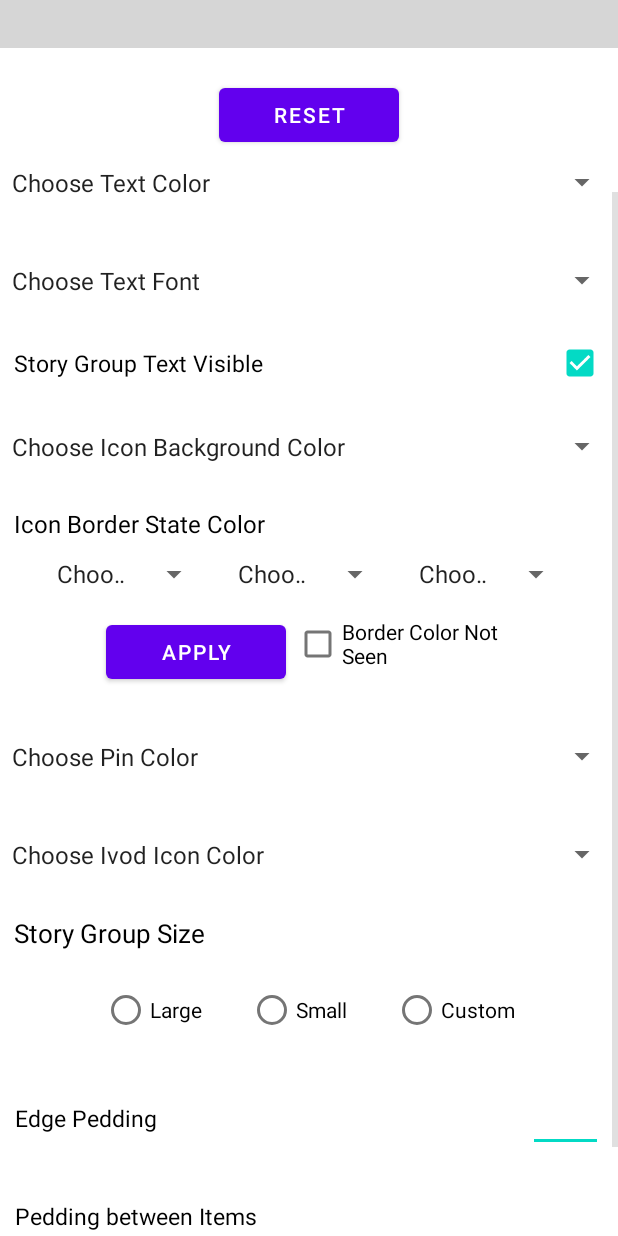
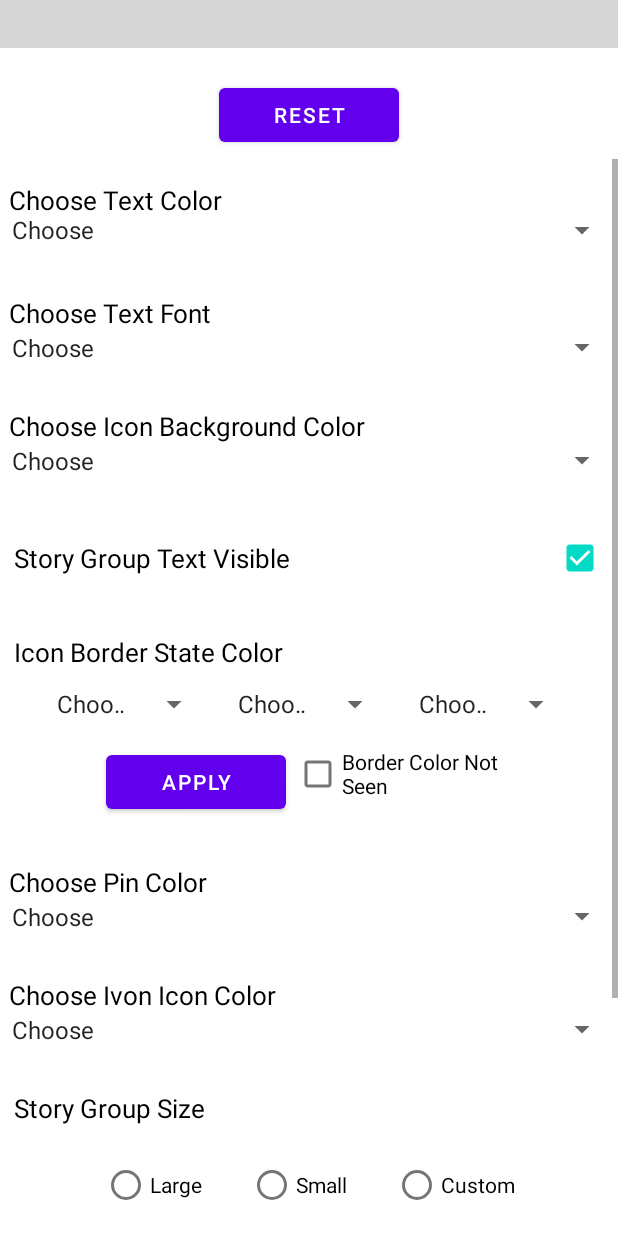
Before and after one commit to E-Kerem/Storyly-Demo, an Android app: the layout activity_demo.xml on its own in the app's theme, with its tools: preview values and no code run, on a phone screen of 412 x 824 dp. Run offline under Robolectric (Android 15) with nearby library versions, the phone set to English and light mode, and no system bars; plain views replace StorylyView; grey boxes are pictures that could not be loaded.

```diff
--- a/app/src/main/java/com/example/storylydemo/DemoActivity.kt
+++ b/app/src/main/java/com/example/storylydemo/DemoActivity.kt
@@ -21,7 +21,7 @@ class DemoActivity : AppCompatActivity() {
     private lateinit var binding: ActivityDemoBinding
     lateinit var storylyView: StorylyView
 
-    private val spinnerColors = arrayOf(Color.BLACK,Color.BLACK, Color.BLUE, Color.CYAN,
+    private val spinnerColors = arrayOf(Color.BLACK,Color.BLACK,Color.BLACK, Color.BLUE, Color.CYAN,
         Color.DKGRAY, Color.GRAY, Color.GREEN, Color.LTGRAY, Color.MAGENTA, Color.RED, Color.YELLOW)
 
     var textColor: Int? = null
@@ -120,7 +120,7 @@ class DemoActivity : AppCompatActivity() {
 
     private fun textFont(font: Typeface?) {
         if (font == null) {
-            val textFontSpinnerOptions = arrayOf(Typeface.DEFAULT,Typeface.DEFAULT,Typeface.DEFAULT_BOLD,
+            val textFontSpinnerOptions = arrayOf(Typeface.DEFAULT,Typeface.DEFAULT,Typeface.DEFAULT,Typeface.DEFAULT_BOLD,
                 Typeface.SERIF, Typeface.SANS_SERIF, Typeface.MONOSPACE)
             binding.textFontPickerSpinner.onItemSelectedListener = object : AdapterView.OnItemSelectedListener {
                 override fun onNothingSelected(p0: AdapterView<*>?) {
@@ -262,7 +262,7 @@ class DemoActivity : AppCompatActivity() {
                 override fun onItemSelected(p0: AdapterView<*>?, p1: View?, p2: Int, p3: Long) {
                     val postion = (binding.pinColorPickerSpinner.selectedItemPosition)
                     val result = spinnerColors.get(postion)
-                    if( postion == 0) //do nothing
+                    if ( postion == 0 ) //do nothing
                     else {
                         pinColor = result
                         storylyView.setStoryGroupPinIconColor(result)
@@ -284,7 +284,7 @@ class DemoActivity : AppCompatActivity() {
                 override fun onItemSelected(p0: AdapterView<*>?, p1: View?, p2: Int, p3: Long) {
                     var postion = (binding.ivodColorPickerSpinner.selectedItemPosition)
                     var result = spinnerColors.get(postion)
-                    if( postion == 0) //do nothing
+                    if (postion == 0)
                     else {
                         ivodColor = result
                         storylyView.setStoryGroupIVodIconColor(result)
@@ -369,5 +369,4 @@ class DemoActivity : AppCompatActivity() {
             ))
     }
 
-
 }
--- a/app/src/main/res/layout/activity_demo.xml
+++ b/app/src/main/res/layout/activity_demo.xml
@@ -58,17 +58,30 @@
             android:id="@+id/scrollable_holder"
             android:layout_width="match_parent"
             android:layout_height="wrap_content"
-            android:orientation="vertical">
+            android:orientation="vertical"
+            android:contentDescription="">
 
             <RelativeLayout
                 android:layout_width="match_parent"
                 android:layout_height="50dp"
+                android:layout_marginBottom="10dp"
                 android:layout_marginTop="15dip">
+
+                <TextView
+                    android:layout_width="wrap_content"
+                    android:layout_height="wrap_content"
+                    android:layout_marginStart="6dp"
+                    android:layout_marginBottom="10dp"
+                    android:text="Choose Text Color"
+                    android:textSize="17dp"
+                    android:textColor="@color/black">
+                </TextView>
 
                 <Spinner
                     android:id="@+id/textColorPicker_spinner"
                     android:layout_width="match_parent"
-                    android:layout_height="500dp"
+                    android:layout_height="wrap_content"
+                    android:layout_marginTop="20dp"
                     android:autofillHints="Text Color"
                     android:entries="@array/colors" />
             </RelativeLayout>
@@ -76,12 +89,23 @@
             <RelativeLayout
                 android:layout_width="match_parent"
                 android:layout_height="50dp"
+                android:layout_marginBottom="10dp"
                 android:layout_marginTop="15dip">
+
+                <TextView
+                    android:layout_width="match_parent"
+                    android:layout_height="wrap_content"
+                    android:layout_marginStart="6dp"
+                    android:layout_marginBottom="10dp"
+                    android:text="Choose Text Font"
+                    android:textColor="@color/black"
+                    android:textSize="17dp"></TextView>
 
                 <Spinner
                     android:id="@+id/textFontPicker_spinner"
                     android:layout_width="match_parent"
                     android:layout_height="500dp"
+                    android:layout_marginTop="20dp"
                     android:autofillHints="Text Color"
                     android:entries="@array/fonts" />
             </RelativeLayout>
@@ -89,7 +113,32 @@
             <RelativeLayout
                 android:layout_width="match_parent"
                 android:layout_height="50dp"
-                android:layout_marginTop="5dip">
+                android:layout_marginBottom="10dp"
+                android:layout_marginTop="15dip">
+                <TextView
+                    android:layout_width="match_parent"
+                    android:layout_height="wrap_content"
+                    android:layout_marginStart="6dp"
+                    android:layout_marginBottom="10dp"
+                    android:text="Choose Icon Background Color"
+                    android:textColor="@color/black"
+                    android:textSize="17dp">
+                </TextView>
+
+                <Spinner
+                    android:id="@+id/iconColorPicker_spinner"
+                    android:layout_width="match_parent"
+                    android:layout_height="500dp"
+                    android:layout_marginTop="20dp"
+                    android:autofillHints="Text Color"
+                    android:entries="@array/colors" />
+            </RelativeLayout>
+
+            <RelativeLayout
+                android:layout_width="match_parent"
+                android:layout_height="50dp"
+                android:layout_marginBottom="10dp"
+                android:layout_marginTop="15dip">
 
                 <TextView
                     android:layout_width="wrap_content"
@@ -100,7 +149,7 @@
                     android:layout_marginEnd="10dp"
                     android:text="@string/isTextVisible"
                     android:textColor="@color/black"
-                    android:textSize="15sp" />
+                    android:textSize="17dp" />
 
                 <CheckBox
                     android:id="@+id/checkbox_textVisible"
@@ -114,22 +163,11 @@
 
             </RelativeLayout>
 
-            <RelativeLayout
-                android:layout_width="match_parent"
-                android:layout_height="50dp"
-                android:layout_marginTop="5dip">
-
-                <Spinner
-                    android:id="@+id/iconColorPicker_spinner"
-                    android:layout_width="match_parent"
-                    android:layout_height="500dp"
-                    android:autofillHints="Text Color"
-                    android:entries="@array/iconColors" />
-            </RelativeLayout>
 
             <RelativeLayout
                 android:layout_width="match_parent"
                 android:layout_height="wrap_content"
+                android:layout_marginBottom="10dp"
                 android:layout_marginTop="15dip">
 
                 <LinearLayout
@@ -144,7 +182,7 @@
                         android:paddingLeft="9dp"
                         android:text="Icon Border State Color"
                         android:textColor="@color/black"
-                        android:textSize="16dp" />
+                        android:textSize="17dp" />
 
                     <LinearLayout
                         android:layout_width="wrap_content"
@@ -160,7 +198,7 @@
                             android:layout_height="wrap_content"
                             android:layout_margin="5dp"
                             android:autofillHints="Text Color"
-                            android:entries="@array/borderColor" />
+                            android:entries="@array/colors" />
 
                         <Spinner
                             android:id="@+id/borderColorPicker2_spinner"
@@ -168,7 +206,7 @@
                             android:layout_height="wrap_content"
                             android:layout_margin="5dp"
                             android:autofillHints="Text Color"
-                            android:entries="@array/borderColor" />
+                            android:entries="@array/colors" />
 
                         <Spinner
                             android:id="@+id/borderColorPicker3_spinner"
@@ -176,7 +214,7 @@
                             android:layout_height="wrap_content"
                             android:layout_margin="5dp"
                             android:autofillHints="Text Color"
-                            android:entries="@array/borderColor" />
+                            android:entries="@array/colors" />
                     </LinearLayout>
 
                     <LinearLayout
@@ -206,32 +244,55 @@
             <RelativeLayout
                 android:layout_width="match_parent"
                 android:layout_height="50dp"
+                android:layout_marginBottom="10dp"
                 android:layout_marginTop="15dip">
+                <TextView
+                    android:layout_width="match_parent"
+                    android:layout_height="wrap_content"
+                    android:layout_marginStart="6dp"
+                    android:layout_marginBottom="10dp"
+                    android:text="Choose Pin Color"
+                    android:textColor="@color/black"
+                    android:textSize="17dp">
+                </TextView>
 
                 <Spinner
                     android:id="@+id/pinColorPicker_spinner"
                     android:layout_width="match_parent"
                     android:layout_height="500dp"
+                    android:layout_marginTop="20dp"
                     android:autofillHints="Text Color"
-                    android:entries="@array/pinColor" />
+                    android:entries="@array/colors" />
             </RelativeLayout>
 
             <RelativeLayout
                 android:layout_width="match_parent"
                 android:layout_height="50dp"
+                android:layout_marginBottom="10dp"
                 android:layout_marginTop="15dip">
+                <TextView
+                    android:layout_width="match_parent"
+                    android:layout_height="wrap_content"
+                    android:layout_marginStart="6dp"
+                    android:layout_marginBottom="10dp"
+                    android:text="Choose Ivon Icon Color"
+                    android:textColor="@color/black"
+                    android:textSize="17dp">
+                </TextView>
 
                 <Spinner
                     android:id="@+id/ivodColorPicker_spinner"
                     android:layout_width="match_parent"
                     android:layout_height="500dp"
+                    android:layout_marginTop="20dp"
                     android:autofillHints="Text Color"
-                    android:entries="@array/ivodColor" />
+                    android:entries="@array/colors" />
             </RelativeLayout>
 
             <RelativeLayout
                 android:layout_width="match_parent"
                 android:layout_height="wrap_content"
+                android:layout_marginBottom="10dp"
                 android:paddingTop="15dp">
 
                 <LinearLayout
@@ -363,7 +424,7 @@
                             android:layout_width="wrap_content"
                             android:layout_height="wrap_content"
                             android:layout_gravity="center"
-                            android:text="apply">
+                            android:text="apply size">
                         </Button>
                     </LinearLayout>
                 </LinearLayout>
@@ -371,6 +432,7 @@
 
             <RelativeLayout
                 android:layout_width="match_parent"
+                android:layout_marginBottom="10dp"
                 android:layout_height="wrap_content">
                 <LinearLayout
                     android:layout_width="match_parent"
@@ -424,7 +486,7 @@
                         android:id="@+id/pedding_apply"
                         android:layout_width="wrap_content"
                         android:layout_height="wrap_content"
-                        android:text="Peddings Apply"
+                        android:text="Apply Peddings"
                         android:layout_gravity="center">
                     </Button>
                 </LinearLayout>
--- a/app/src/main/res/values/strings.xml
+++ b/app/src/main/res/values/strings.xml
@@ -3,63 +3,7 @@
     <string name="isTextVisible">Story Group Text Visible</string>
     <string name="borderVisible">Border Color Not Seen </string>
     <array name="colors">
-        <item>Choose Text Color</item>
-        <item>BLACK</item>
-        <item>BLUE</item>
-        <item>CYAN</item>
-        <item>DARK GRAY</item>
-        <item>GRAY</item>
-        <item>GRENN</item>
-        <item>LIGHT GRAY</item>
-        <item>MAGENTA</item>
-        <item>RED</item>
-        <item>YELLOW</item>
-    </array>
-
-    <array name="iconColors">
-        <item>Choose Icon Background Color</item>
-        <item>BLACK</item>
-        <item>BLUE</item>
-        <item>CYAN</item>
-        <item>DARK GRAY</item>
-        <item>GRAY</item>
-        <item>GRENN</item>
-        <item>LIGHT GRAY</item>
-        <item>MAGENTA</item>
-        <item>RED</item>
-        <item>YELLOW</item>
-    </array>
-
-    <array name="borderColor">
-        <item>Choose Icon Border Color</item>
-        <item>BLACK</item>
-        <item>BLUE</item>
-        <item>CYAN</item>
-        <item>DARK GRAY</item>
-        <item>GRAY</item>
-        <item>GRENN</item>
-        <item>LIGHT GRAY</item>
-        <item>MAGENTA</item>
-        <item>RED</item>
-        <item>YELLOW</item>
-    </array>
-
-    <array name="pinColor">
-        <item>Choose Pin Color</item>
-        <item>BLACK</item>
-        <item>BLUE</item>
-        <item>CYAN</item>
-        <item>DARK GRAY</item>
-        <item>GRAY</item>
-        <item>GRENN</item>
-        <item>LIGHT GRAY</item>
-        <item>MAGENTA</item>
-        <item>RED</item>
-        <item>YELLOW</item>
-    </array>
-
-    <array name="ivodColor">
-        <item>Choose Ivod Icon Color</item>
+        <item>Choose</item>
         <item>BLACK</item>
         <item>BLUE</item>
         <item>CYAN</item>
@@ -73,7 +17,7 @@
     </array>
 
     <array name="fonts">
-        <item>Choose Text Font</item>
+        <item>Choose</item>
         <item>DEFAULT</item>
         <item>DEFAULT BOLD</item>
         <item>SERIF</item>
```
